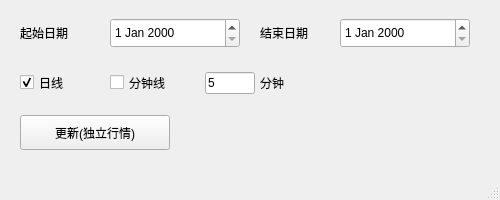
Before: the Qt Designer form GUI/UpdateStock.ui in xyhuang73/dev, drawn with Qt 5.
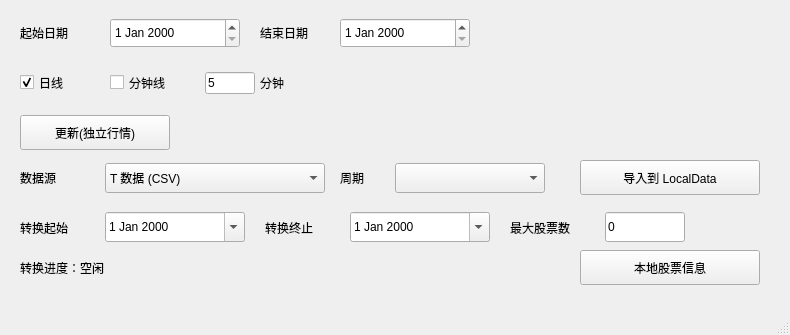
After: the same form once the commit is applied.

Commit message: 1，本地数据结构初版完成

The edit to the form file:
```diff
--- a/GUI/UpdateStock.ui
+++ b/GUI/UpdateStock.ui
@@ -6,8 +6,8 @@
    <rect>
     <x>0</x>
     <y>0</y>
-    <width>500</width>
-    <height>200</height>
+    <width>790</width>
+    <height>335</height>
    </rect>
   </property>
   <property name="windowTitle">
@@ -128,6 +128,58 @@
      <string>更新(独立行情)</string>
     </property>
    </widget>
+   <widget class="QLabel" name="label_local_source">
+    <property name="geometry"><rect><x>20</x><y>165</y><width>80</width><height>25</height></rect></property>
+    <property name="text"><string>数据源</string></property>
+   </widget>
+   <widget class="QComboBox" name="comboBox_local_source">
+    <property name="geometry"><rect><x>105</x><y>163</y><width>220</width><height>30</height></rect></property>
+    <item><property name="text"><string>T 数据 (CSV)</string></property></item>
+    <item><property name="text"><string>QMT 本地 DAT</string></property></item>
+   </widget>
+   <widget class="QLabel" name="label_local_period">
+    <property name="geometry"><rect><x>340</x><y>165</y><width>60</width><height>25</height></rect></property>
+    <property name="text"><string>周期</string></property>
+   </widget>
+   <widget class="QComboBox" name="comboBox_local_period">
+    <property name="geometry"><rect><x>395</x><y>163</y><width>150</width><height>30</height></rect></property>
+   </widget>
+   <widget class="QPushButton" name="pushButton_local_import">
+    <property name="geometry"><rect><x>580</x><y>160</y><width>180</width><height>35</height></rect></property>
+    <property name="text"><string>导入到 LocalData</string></property>
+   </widget>
+   <widget class="QLabel" name="label_convert_start">
+    <property name="geometry"><rect><x>20</x><y>215</y><width>85</width><height>25</height></rect></property>
+    <property name="text"><string>转换起始</string></property>
+   </widget>
+   <widget class="QDateEdit" name="dateEdit_convert_start">
+    <property name="geometry"><rect><x>105</x><y>212</y><width>140</width><height>30</height></rect></property>
+    <property name="calendarPopup"><bool>true</bool></property>
+   </widget>
+   <widget class="QLabel" name="label_convert_end">
+    <property name="geometry"><rect><x>265</x><y>215</y><width>85</width><height>25</height></rect></property>
+    <property name="text"><string>转换终止</string></property>
+   </widget>
+   <widget class="QDateEdit" name="dateEdit_convert_end">
+    <property name="geometry"><rect><x>350</x><y>212</y><width>140</width><height>30</height></rect></property>
+    <property name="calendarPopup"><bool>true</bool></property>
+   </widget>
+   <widget class="QLabel" name="label_max_symbols">
+    <property name="geometry"><rect><x>510</x><y>215</y><width>90</width><height>25</height></rect></property>
+    <property name="text"><string>最大股票数</string></property>
+   </widget>
+   <widget class="QLineEdit" name="lineEdit_max_symbols">
+    <property name="geometry"><rect><x>605</x><y>212</y><width>80</width><height>30</height></rect></property>
+    <property name="text"><string>0</string></property>
+   </widget>
+   <widget class="QLabel" name="label_import_progress">
+    <property name="geometry"><rect><x>20</x><y>255</y><width>520</width><height>25</height></rect></property>
+    <property name="text"><string>转换进度：空闲</string></property>
+   </widget>
+   <widget class="QPushButton" name="pushButton_local_stock_info">
+    <property name="geometry"><rect><x>580</x><y>250</y><width>180</width><height>35</height></rect></property>
+    <property name="text"><string>本地股票信息</string></property>
+   </widget>
   </widget>
   <widget class="QMenuBar" name="menubar">
    <property name="geometry">
```
Left out of the diff: 2 changed lines with no effect on the pictures. The commit also changes 16 other files.
